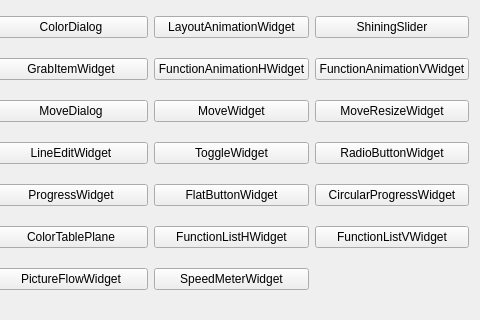
Qt form mainwindow.ui (Greedysky/TTKWidgetTools) before a commit; both pictures show x 183 to 663 and y 93 to 413 of the 663 by 413 pixel window.
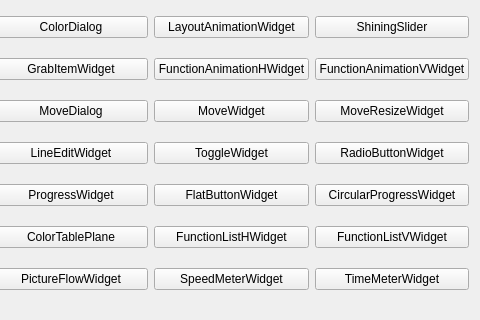
The same form after that commit.

Commit message: Add time meter widget[658498]

Diff of the .ui file:
```diff
--- a/mainwindow.ui
+++ b/mainwindow.ui
@@ -260,6 +260,13 @@
       </property>
      </widget>
     </item>
+    <item row="8" column="3">
+     <widget class="QPushButton" name="pushButton_35">
+      <property name="text">
+       <string>TimeMeterWidget</string>
+      </property>
+     </widget>
+    </item>
    </layout>
   </widget>
  </widget>
```
Left out of the diff: 170 changed lines with no effect on the pictures. The commit also changes 8 other files.
